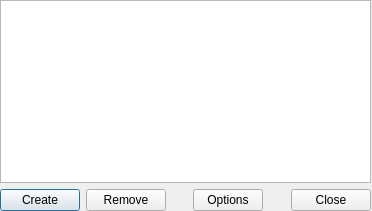
Old version of the form ui/channel_homes.ui in the repository gitter-badger/simplechatclient.
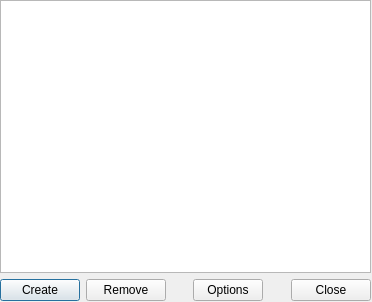
New version of the form. Icons and pictures are not drawn.

Diff of the .ui file:
```diff
--- a/ui/channel_homes.ui
+++ b/ui/channel_homes.ui
@@ -7,19 +7,19 @@
     <x>0</x>
     <y>0</y>
     <width>372</width>
-    <height>211</height>
+    <height>302</height>
    </rect>
   </property>
   <property name="minimumSize">
    <size>
     <width>372</width>
-    <height>211</height>
+    <height>302</height>
    </size>
   </property>
   <property name="maximumSize">
    <size>
     <width>372</width>
-    <height>211</height>
+    <height>302</height>
    </size>
   </property>
   <property name="windowTitle">
@@ -35,7 +35,7 @@
      <x>0</x>
      <y>0</y>
      <width>371</width>
-     <height>211</height>
+     <height>301</height>
     </rect>
    </property>
    <layout class="QVBoxLayout" name="verticalLayout">
```
